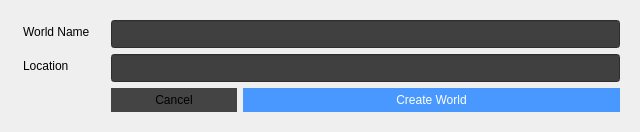
Above: src/dialogs/newprojectdialog.ui from jahshaka/Studio before the change. Below: the same form after it.
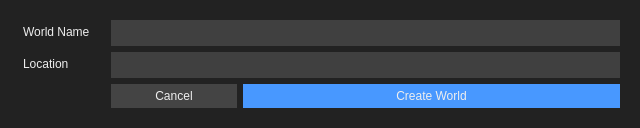
That is the form after the change.

Diff of the .ui file:
```diff
--- a/src/dialogs/newprojectdialog.ui
+++ b/src/dialogs/newprojectdialog.ui
@@ -14,24 +14,30 @@
    <string>Dialog</string>
   </property>
   <property name="styleSheet">
-   <string notr="true">#createProject {
+   <string notr="true">
+QWidget#NewProjectDialog {
+  background: #222;
+  color: #EEE;
+}
+
+#createProject {
 	background: #4898ff;
-	color: white;
 }
 
 #createProject:hover {
 	background-color: #51a1d6;
 }
 
-
 QLabel {
 	margin-right: 12px;
+  color: #EEE;
 }
 
 QPushButton, QToolButton {
 	border: 0;
 	padding: 5px;
 	background: #444;
+  color: #EEE;
 }
 
 QPushButton::hover {
@@ -45,6 +51,8 @@
 QLineEdit {
 	background: #404040;
 	padding: 5px;
+  border: 0;
+  color: #EEE;
 }</string>
   </property>
   <layout class="QGridLayout" name="gridLayout">
```
